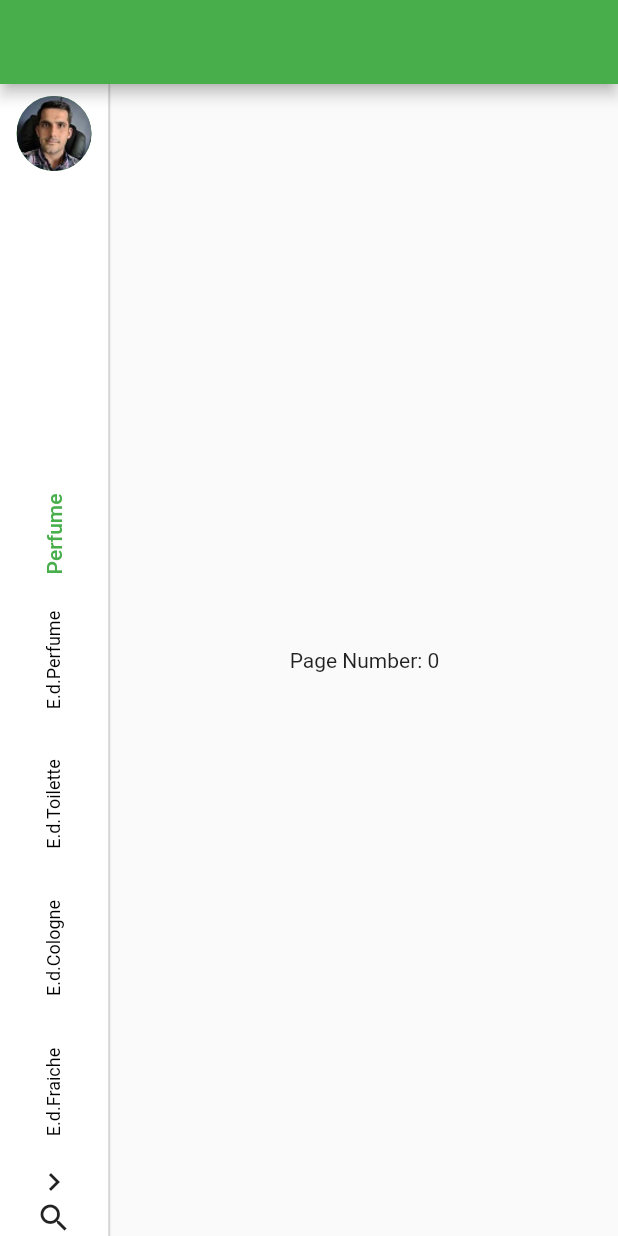
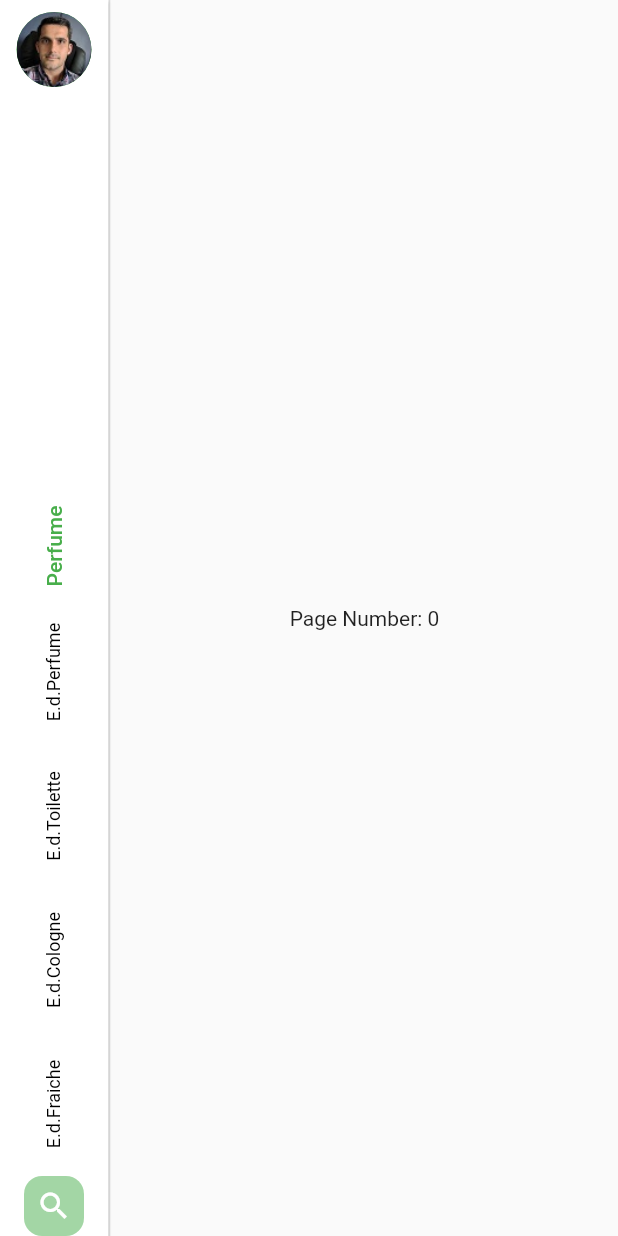
Before and after one commit to mes71/perfume_shop, a Flutter app: the screen it shows after launch, on a phone screen of 412 x 824 dp. Run offline on Flutter 3.47's test engine with Material 2 defaults, Android fonts, the phone set to English and light mode, and no system bars.

Commit message:
feat:  build json for product  chang side menu ui

```diff
--- a/lib/main.dart
+++ b/lib/main.dart
@@ -37,7 +37,7 @@ class _HomeState extends State<Home> {
   @override
   Widget build(BuildContext context) {
     return Scaffold(
-      appBar: AppBar(),
+
       body: SafeArea(
         child: Row(
           children: [
--- a/lib/ui/widget/SideMenu.dart
+++ b/lib/ui/widget/SideMenu.dart
@@ -1,4 +1,5 @@
 import 'package:flutter/material.dart';
+import 'package:flutter/services.dart';
 import 'package:perfume_shop/generated/assets.dart';
 
 class SideMenu extends StatefulWidget {
@@ -24,18 +25,32 @@ class _SideMenuState extends State<SideMenu> {
     return LayoutBuilder(builder: (context, constraint) {
       return NavigationRail(
         leading: GestureDetector(
-          onTap: (){},
+          onTap: () {},
           child: CircleAvatar(
             backgroundImage: AssetImage(Assets.assetsMava),
             radius: 25,
           ),
         ),
-        trailing: Column(
-          children: [
-            Icon(Icons.chevron_right),
-            Icon(Icons.search),
-
-          ],
+        trailing: Container(
+          decoration: BoxDecoration(
+              borderRadius: BorderRadius.circular(12),
+              color: Theme.of(context).primaryColor.withOpacity(0.5)),
+          child: Material(
+            color: Colors.transparent,
+            child: InkWell(
+              borderRadius: BorderRadius.circular(12),
+              onTap: () {
+                HapticFeedback.vibrate();
+                debugPrint("YOOOOOOOOOU HIIIIIIIIIIIIII");
+              },
+              child: Center(
+                child: Padding(
+                  padding: const EdgeInsets.all(8.0),
+                  child: Icon(Icons.search, color: Colors.white),
+                ),
+              ),
+            ),
+          ),
         ),
         selectedIndex: widget.selectedMenu,
         elevation: 1,
```
Also changed, not shown: 2 other files.
